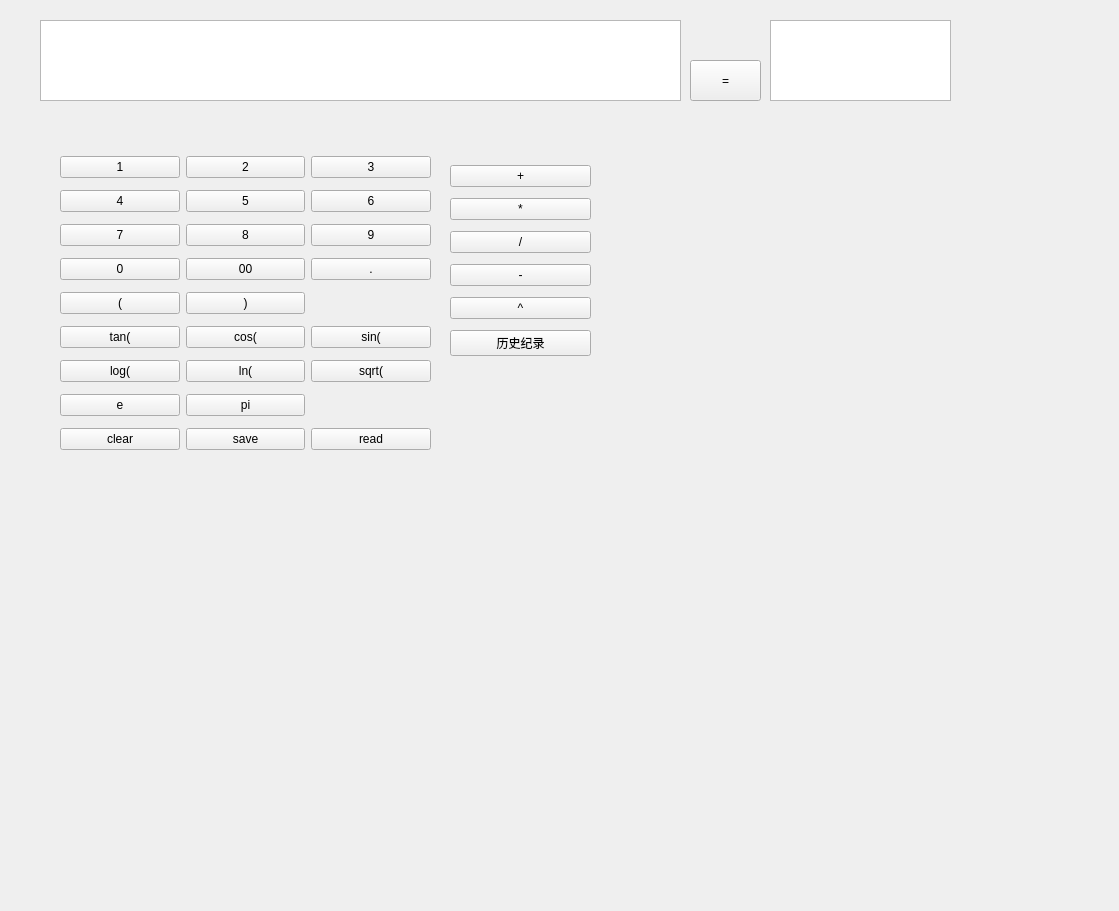
Before: the Qt Designer form caculator(with qt gui)/caculator(with qt gui)/SicenticCaculator_gui.ui in AhaLims/calculator, drawn with Qt 5.
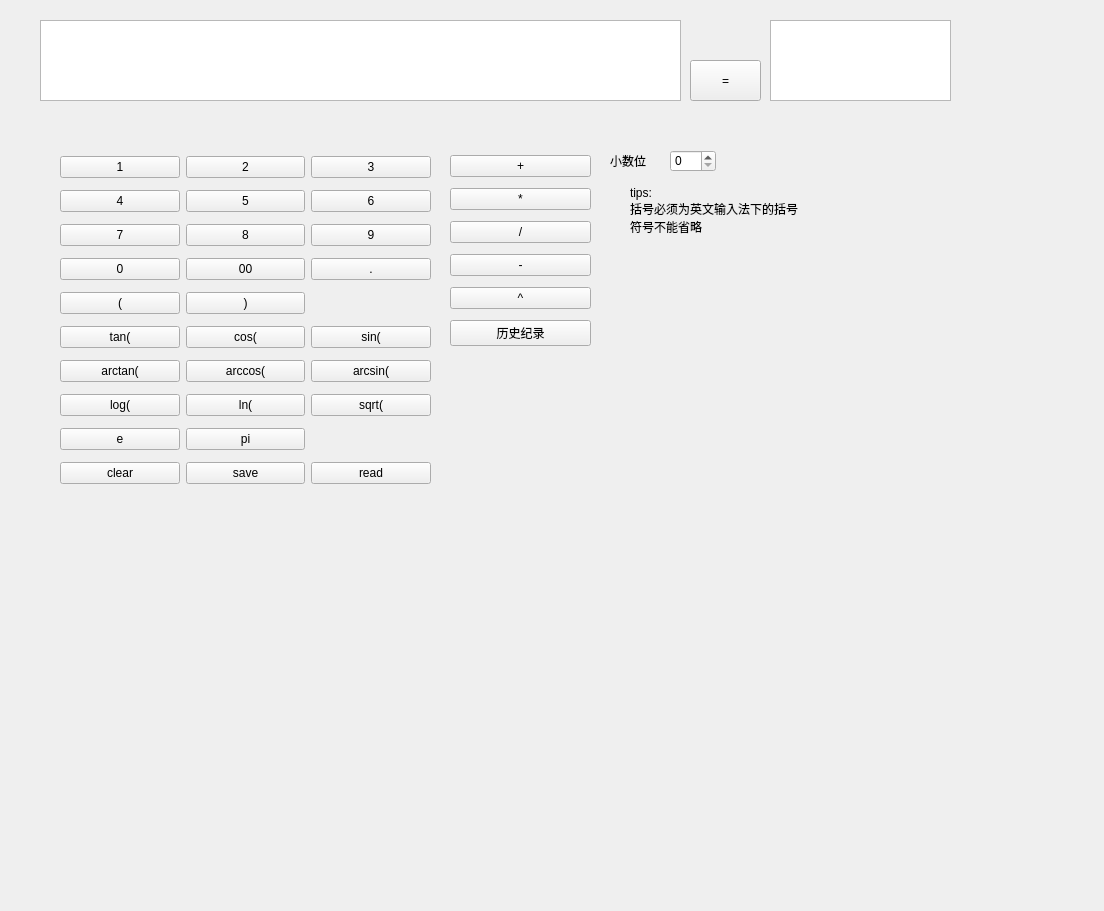
After: the same form once the commit is applied.

Commit message: built scientic caculator

Diff of the .ui file:
```diff
--- a/caculator(with qt gui)/caculator(with qt gui)/SicenticCaculator_gui.ui
+++ b/caculator(with qt gui)/caculator(with qt gui)/SicenticCaculator_gui.ui
@@ -6,7 +6,7 @@
    <rect>
     <x>0</x>
     <y>0</y>
-    <width>1119</width>
+    <width>1104</width>
     <height>911</height>
    </rect>
   </property>
@@ -50,7 +50,7 @@
    <property name="geometry">
     <rect>
      <x>450</x>
-     <y>160</y>
+     <y>150</y>
      <width>141</width>
      <height>205</height>
     </rect>
@@ -106,18 +106,18 @@
      <x>60</x>
      <y>150</y>
      <width>371</width>
-     <height>310</height>
+     <height>345</height>
     </rect>
    </property>
    <layout class="QGridLayout" name="gridLayout_2">
-    <item row="8" column="1">
+    <item row="9" column="1">
      <widget class="QPushButton" name="save">
       <property name="text">
        <string>save</string>
       </property>
      </widget>
     </item>
-    <item row="8" column="2">
+    <item row="9" column="2">
      <widget class="QPushButton" name="read">
       <property name="text">
        <string>read</string>
@@ -125,51 +125,51 @@
      </widget>
     </item>
     <item row="7" column="1">
-     <widget class="QPushButton" name="pi">
-      <property name="text">
-       <string>pi</string>
-      </property>
-     </widget>
-    </item>
-    <item row="6" column="1">
      <widget class="QPushButton" name="ln">
       <property name="text">
        <string>ln(</string>
       </property>
      </widget>
     </item>
-    <item row="6" column="2">
+    <item row="2" column="1">
+     <widget class="QPushButton" name="num8">
+      <property name="text">
+       <string>8</string>
+      </property>
+     </widget>
+    </item>
+    <item row="1" column="2">
+     <widget class="QPushButton" name="num6">
+      <property name="text">
+       <string>6</string>
+      </property>
+     </widget>
+    </item>
+    <item row="7" column="2">
      <widget class="QPushButton" name="sqrt">
       <property name="text">
        <string>sqrt(</string>
       </property>
      </widget>
     </item>
-    <item row="7" column="0">
-     <widget class="QPushButton" name="e">
+    <item row="5" column="1">
+     <widget class="QPushButton" name="cos">
       <property name="text">
-       <string>e</string>
+       <string>cos(</string>
       </property>
      </widget>
     </item>
-    <item row="0" column="0">
-     <widget class="QPushButton" name="num1">
+    <item row="3" column="1">
+     <widget class="QPushButton" name="double_zero">
       <property name="text">
-       <string>1</string>
+       <string>00</string>
       </property>
      </widget>
     </item>
-    <item row="0" column="1">
-     <widget class="QPushButton" name="num2">
+    <item row="5" column="0">
+     <widget class="QPushButton" name="tan">
       <property name="text">
-       <string>2</string>
-      </property>
-     </widget>
-    </item>
-    <item row="0" column="2">
-     <widget class="QPushButton" name="num3">
-      <property name="text">
-       <string>3</string>
+       <string>tan(</string>
       </property>
      </widget>
     </item>
@@ -187,34 +187,6 @@
       </property>
      </widget>
     </item>
-    <item row="1" column="2">
-     <widget class="QPushButton" name="num6">
-      <property name="text">
-       <string>6</string>
-      </property>
-     </widget>
-    </item>
-    <item row="2" column="0">
-     <widget class="QPushButton" name="num7">
-      <property name="text">
-       <string>7</string>
-      </property>
-     </widget>
-    </item>
-    <item row="2" column="2">
-     <widget class="QPushButton" name="num9">
-      <property name="text">
-       <string>9</string>
-      </property>
-     </widget>
-    </item>
-    <item row="2" column="1">
-     <widget class="QPushButton" name="num8">
-      <property name="text">
-       <string>8</string>
-      </property>
-     </widget>
-    </item>
     <item row="5" column="2">
      <widget class="QPushButton" name="sin">
       <property name="text">
@@ -222,24 +194,24 @@
       </property>
      </widget>
     </item>
-    <item row="5" column="1">
-     <widget class="QPushButton" name="cos">
+    <item row="0" column="0">
+     <widget class="QPushButton" name="num1">
       <property name="text">
-       <string>cos(</string>
+       <string>1</string>
       </property>
      </widget>
     </item>
-    <item row="5" column="0">
-     <widget class="QPushButton" name="tan">
+    <item row="4" column="1">
+     <widget class="QPushButton" name="right_bracket">
       <property name="text">
-       <string>tan(</string>
+       <string>)</string>
       </property>
      </widget>
     </item>
-    <item row="3" column="1">
-     <widget class="QPushButton" name="double_zero">
+    <item row="0" column="2">
+     <widget class="QPushButton" name="num3">
       <property name="text">
-       <string>00</string>
+       <string>3</string>
       </property>
      </widget>
     </item>
@@ -250,10 +222,17 @@
       </property>
      </widget>
     </item>
-    <item row="6" column="0">
-     <widget class="QPushButton" name="log">
+    <item row="9" column="0">
+     <widget class="QPushButton" name="clear">
       <property name="text">
-       <string>log(</string>
+       <string>clear</string>
+      </property>
+     </widget>
+    </item>
+    <item row="8" column="0">
+     <widget class="QPushButton" name="e">
+      <property name="text">
+       <string>e</string>
       </property>
      </widget>
     </item>
@@ -264,10 +243,38 @@
       </property>
      </widget>
     </item>
-    <item row="8" column="0">
-     <widget class="QPushButton" name="clear">
+    <item row="8" column="1">
+     <widget class="QPushButton" name="pi">
       <property name="text">
-       <string>clear</string>
+       <string>pi</string>
+      </property>
+     </widget>
+    </item>
+    <item row="2" column="2">
+     <widget class="QPushButton" name="num9">
+      <property name="text">
+       <string>9</string>
+      </property>
+     </widget>
+    </item>
+    <item row="2" column="0">
+     <widget class="QPushButton" name="num7">
+      <property name="text">
+       <string>7</string>
+      </property>
+     </widget>
+    </item>
+    <item row="7" column="0">
+     <widget class="QPushButton" name="log">
+      <property name="text">
+       <string>log(</string>
+      </property>
+     </widget>
+    </item>
+    <item row="0" column="1">
+     <widget class="QPushButton" name="num2">
+      <property name="text">
+       <string>2</string>
       </property>
      </widget>
     </item>
@@ -278,15 +285,67 @@
       </property>
      </widget>
     </item>
-    <item row="4" column="1">
-     <widget class="QPushButton" name="right_bracket">
+    <item row="6" column="0">
+     <widget class="QPushButton" name="arctan">
       <property name="text">
-       <string>)</string>
+       <string>arctan(</string>
+      </property>
+     </widget>
+    </item>
+    <item row="6" column="1">
+     <widget class="QPushButton" name="arccos">
+      <property name="text">
+       <string>arccos(</string>
+      </property>
+     </widget>
+    </item>
+    <item row="6" column="2">
+     <widget class="QPushButton" name="arcsin">
+      <property name="text">
+       <string>arcsin(</string>
       </property>
      </widget>
     </item>
    </layout>
   </widget>
+  <widget class="QLabel" name="label">
+   <property name="geometry">
+    <rect>
+     <x>630</x>
+     <y>180</y>
+     <width>251</width>
+     <height>61</height>
+    </rect>
+   </property>
+   <property name="text">
+    <string>tips:
+括号必须为英文输入法下的括号
+符号不能省略</string>
+   </property>
+  </widget>
+  <widget class="QSpinBox" name="spinBox">
+   <property name="geometry">
+    <rect>
+     <x>670</x>
+     <y>150</y>
+     <width>46</width>
+     <height>22</height>
+    </rect>
+   </property>
+  </widget>
+  <widget class="QLabel" name="label_2">
+   <property name="geometry">
+    <rect>
+     <x>610</x>
+     <y>150</y>
+     <width>61</width>
+     <height>21</height>
+    </rect>
+   </property>
+   <property name="text">
+    <string>小数位</string>
+   </property>
+  </widget>
  </widget>
  <resources/>
  <connections>
```
Left out of the diff: 595 changed lines with no effect on the pictures. The commit also changes 7 other files.
